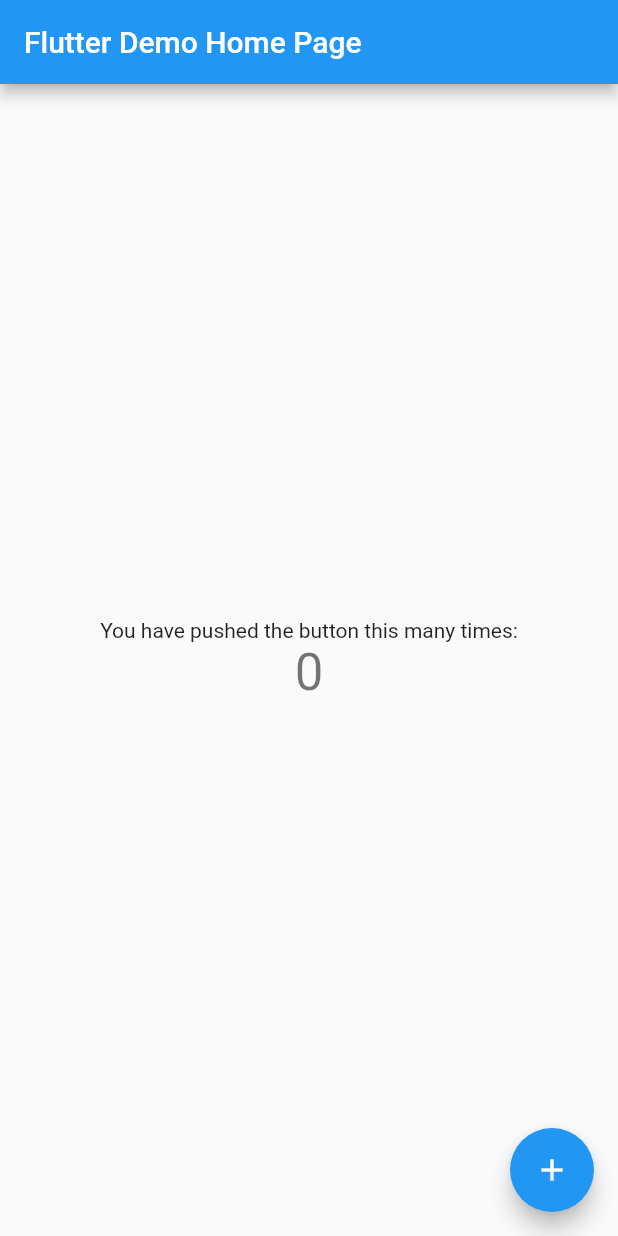
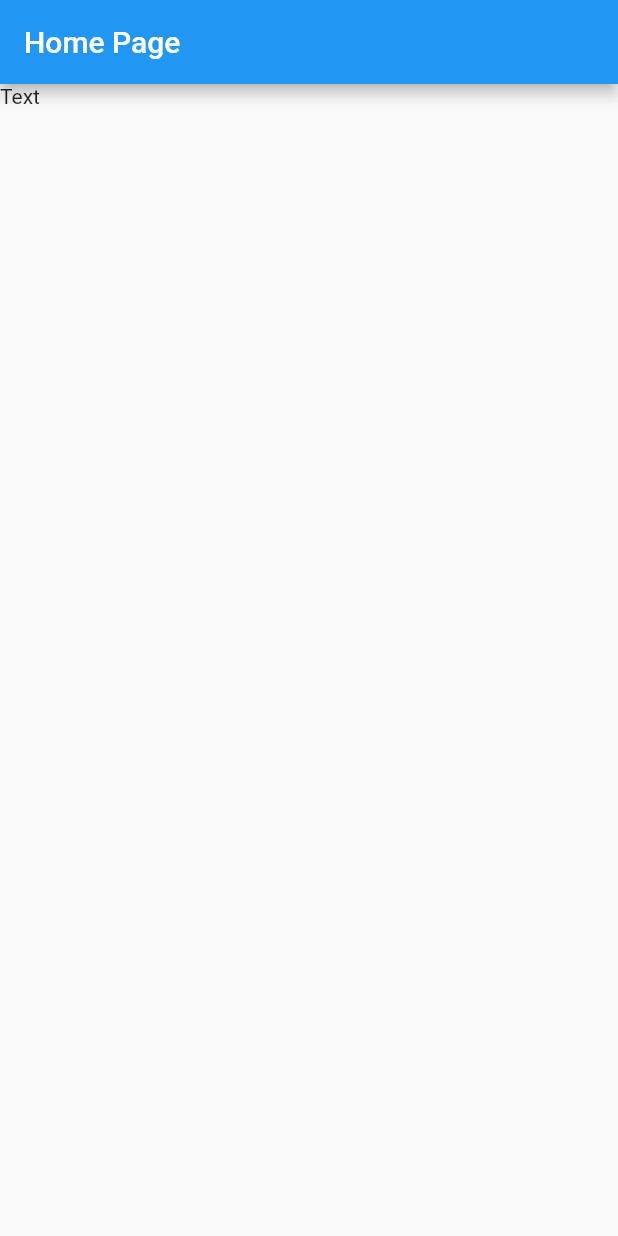
Before and after one commit to alexushkov82/adventureofalifetime, a Flutter app: the screen it shows after launch, on a phone screen of 412 x 824 dp. Run offline on Flutter 3.47's test engine with Material 2 defaults, Android fonts, the phone set to English and light mode, and no system bars.

Commit message:
Clean Workspace.

```diff
--- a/lib/main.dart
+++ b/lib/main.dart
@@ -1,115 +1,28 @@
 import 'package:flutter/material.dart';
 
 void main() {
-  runApp(const App());
+  runApp(
+      MaterialApp(
+        title: 'adventureofalifetime',
+        debugShowCheckedModeBanner: false,
+        theme: ThemeData(
+          primarySwatch: Colors.blue,
+        ),
+        home: const HomePage(),
+      )
+  );
 }
 
-class App extends StatelessWidget {
-  const App({super.key});
+class HomePage extends StatelessWidget {
+  const HomePage({Key? key}) : super(key: key);
 
-  // This widget is the root of your application.
   @override
   Widget build(BuildContext context) {
-    return MaterialApp(
-      title: 'Flutter Demo',
-      theme: ThemeData(
-        // This is the theme of your application.
-        //
-        // Try running your application with "flutter run". You'll see the
-        // application has a blue toolbar. Then, without quitting the app, try
-        // changing the primarySwatch below to Colors.green and then invoke
-        // "hot reload" (press "r" in the console where you ran "flutter run",
-        // or simply save your changes to "hot reload" in a Flutter IDE).
-        // Notice that the counter didn't reset back to zero; the application
-        // is not restarted.
-        primarySwatch: Colors.blue,
+    return Scaffold(
+      appBar: AppBar(
+        title: const Text('Home Page'),
       ),
-      home: const MyHomePage(title: 'Flutter Demo Home Page'),
+      body: const Text('Text'),
     );
   }
 }
-
-class MyHomePage extends StatefulWidget {
-  const MyHomePage({super.key, required this.title});
-
-  // This widget is the home page of your application. It is stateful, meaning
-  // that it has a State object (defined below) that contains fields that affect
-  // how it looks.
-
-  // This class is the configuration for the state. It holds the values (in this
-  // case the title) provided by the parent (in this case the App widget) and
-  // used by the build method of the State. Fields in a Widget subclass are
-  // always marked "final".
-
-  final String title;
-
-  @override
-  State<MyHomePage> createState() => _MyHomePageState();
-}
-
-class _MyHomePageState extends State<MyHomePage> {
-  int _counter = 0;
-
-  void _incrementCounter() {
-    setState(() {
-      // This call to setState tells the Flutter framework that something has
-      // changed in this State, which causes it to rerun the build method below
-      // so that the display can reflect the updated values. If we changed
-      // _counter without calling setState(), then the build method would not be
-      // called again, and so nothing would appear to happen.
-      _counter++;
-    });
-  }
-
-  @override
-  Widget build(BuildContext context) {
-    // This method is rerun every time setState is called, for instance as done
-    // by the _incrementCounter method above.
-    //
-    // The Flutter framework has been optimized to make rerunning build methods
-    // fast, so that you can just rebuild anything that needs updating rather
-    // than having to individually change instances of widgets.
-    return Scaffold(
-      appBar: AppBar(
-        // Here we take the value from the MyHomePage object that was created by
-        // the App.build method, and use it to set our appbar title.
-        title: Text(widget.title),
-      ),
-      body: Center(
-        // Center is a layout widget. It takes a single child and positions it
-        // in the middle of the parent.
-        child: Column(
-          // Column is also a layout widget. It takes a list of children and
-          // arranges them vertically. By default, it sizes itself to fit its
-          // children horizontally, and tries to be as tall as its parent.
-          //
-          // Invoke "debug painting" (press "p" in the console, choose the
-          // "Toggle Debug Paint" action from the Flutter Inspector in Android
-          // Studio, or the "Toggle Debug Paint" command in Visual Studio Code)
-          // to see the wireframe for each widget.
-          //
-          // Column has various properties to control how it sizes itself and
-          // how it positions its children. Here we use mainAxisAlignment to
-          // center the children vertically; the main axis here is the vertical
-          // axis because Columns are vertical (the cross axis would be
-          // horizontal).
-          mainAxisAlignment: MainAxisAlignment.center,
-          children: <Widget>[
-            const Text(
-              'You have pushed the button this many times:',
-            ),
-            Text(
-              '$_counter',
-              style: Theme.of(context).textTheme.headline4,
-            ),
-          ],
-        ),
-      ),
-      floatingActionButton: FloatingActionButton(
-        onPressed: _incrementCounter,
-        tooltip: 'Increment',
-        child: const Icon(Icons.add),
-      ), // This trailing comma makes auto-formatting nicer for build methods.
-    );
-  }
-}
```
Also changed, not shown: pubspec.yaml (+1 -67 lines), 1 other file.
